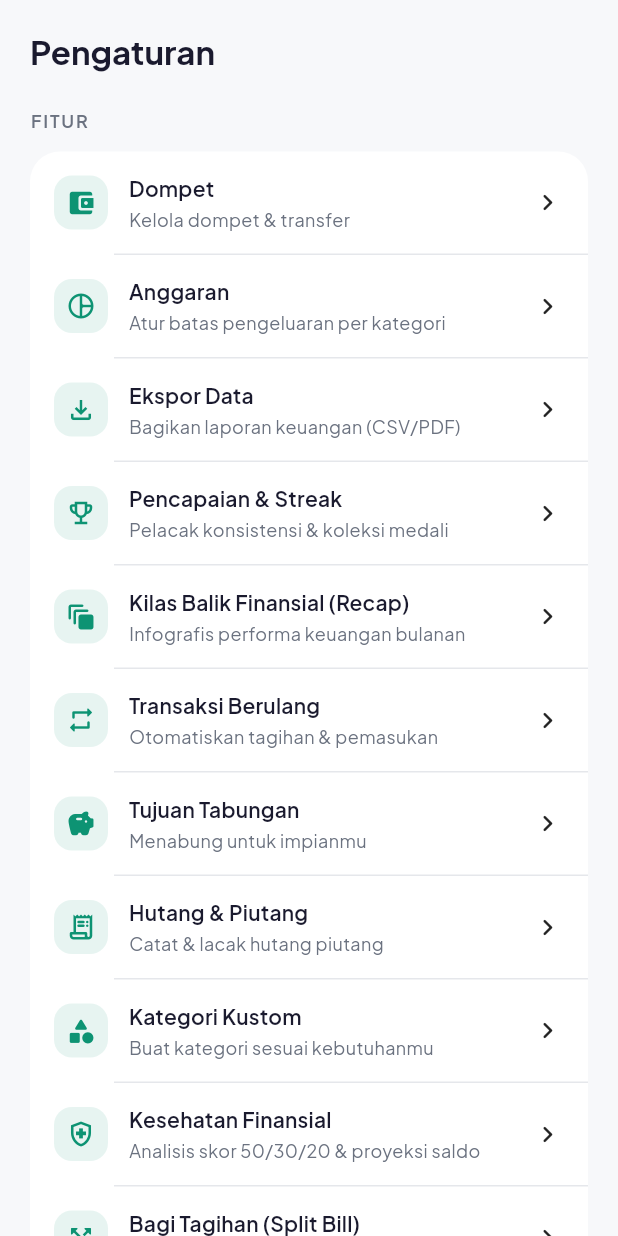
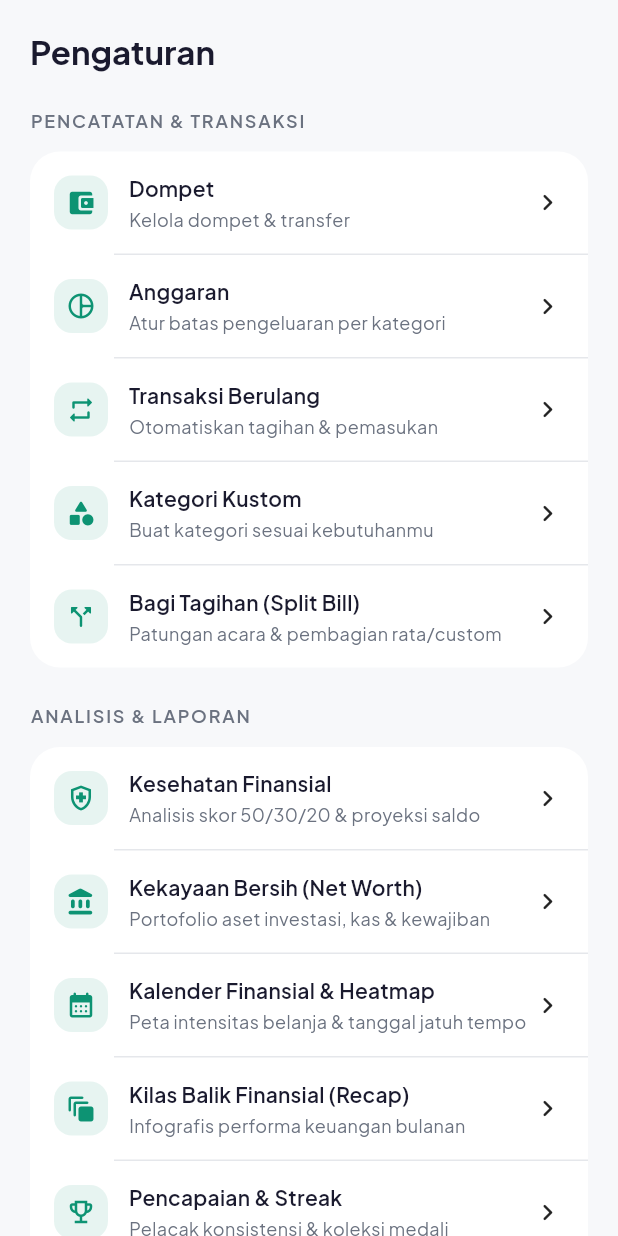
Before and after one commit to Fauzaro01/MyDuit, a Flutter app: the SettingsScreen widget shown alone on an empty page, opened directly, on a phone screen of 412 x 824 dp. Run offline on Flutter 3.47's test engine with Material 3 defaults, Android fonts, the phone set to English and light mode, and no system bars; drawn by our look-alikes of flutter_animate; our stand-ins replace firebase_analytics, firebase_core, firebase_crashlytics, fl_chart, flutter_local_notifications, google_sign_in and 7 more; missing offline and left inert: home_widget; accounts and stored records are empty; network calls fail.

Commit message:
feat: reorganize settings Fitur section into grouped categories
Split the flat 19-item feature list into 5 labeled groups
(Pencatatan & Transaksi, Analisis & Laporan, Perencanaan, Alat
Bantu, Data & Backup) so the settings page is easier to scan.
UI-only change, no logic touched.

```diff
--- a/lib/screens/settings_screen.dart
+++ b/lib/screens/settings_screen.dart
@@ -55,8 +55,8 @@ class SettingsScreen extends StatelessWidget {
           Text('Pengaturan', style: theme.textTheme.headlineMedium),
           const SizedBox(height: 24),
 
-          // Features section
-          _SectionHeader(title: 'Fitur'),
+          // Features — grouped by purpose so the long flat list is scannable
+          _SectionHeader(title: 'Pencatatan & Transaksi'),
           const SizedBox(height: 12),
           _SettingsCard(
             isDark: isDark,
@@ -88,11 +88,117 @@ class SettingsScreen extends StatelessWidget {
               ),
               const Divider(height: 1, indent: 56),
               _SettingsTile(
-                icon: Icons.file_download_outlined,
-                title: 'Ekspor Data',
-                subtitle: 'Bagikan laporan keuangan (CSV/PDF)',
-                trailing: const Icon(Icons.chevron_right_rounded, size: 22),
-                onTap: () => _showExportDialog(context),
+                icon: Icons.repeat_rounded,
+                title: 'Transaksi Berulang',
+                subtitle: 'Otomatiskan tagihan & pemasukan',
+                trailing: const Icon(Icons.chevron_right_rounded, size: 22),
+                onTap: () {
+                  Navigator.push(
+                    context,
+                    MaterialPageRoute(
+                      builder: (_) => const RecurringTransactionsScreen(),
+                    ),
+                  );
+                },
+              ),
+              const Divider(height: 1, indent: 56),
+              _SettingsTile(
+                icon: Icons.category_rounded,
+                title: 'Kategori Kustom',
+                subtitle: 'Buat kategori sesuai kebutuhanmu',
+                trailing: const Icon(Icons.chevron_right_rounded, size: 22),
+                onTap: () {
+                  Navigator.push(
+                    context,
+                    MaterialPageRoute(
+                      builder: (_) => const CustomCategoriesScreen(),
+                    ),
+                  );
+                },
+              ),
+              const Divider(height: 1, indent: 56),
+              _SettingsTile(
+                icon: Icons.call_split_rounded,
+                title: 'Bagi Tagihan (Split Bill)',
+                subtitle: 'Patungan acara & pembagian rata/custom',
+                trailing: const Icon(Icons.chevron_right_rounded, size: 22),
+                onTap: () {
+                  Navigator.push(
+                    context,
+                    MaterialPageRoute(
+                      builder: (_) => const SplitBillScreen(),
+                    ),
+                  );
+                },
+              ),
+            ],
+          ).animate().fadeIn(duration: 400.ms).slideY(begin: 0.05, end: 0),
+
+          const SizedBox(height: 24),
+
+          _SectionHeader(title: 'Analisis & Laporan'),
+          const SizedBox(height: 12),
+          _SettingsCard(
+            isDark: isDark,
+            children: [
+              _SettingsTile(
+                icon: Icons.health_and_safety_outlined,
+                title: 'Kesehatan Finansial',
+                subtitle: 'Analisis skor 50/30/20 & proyeksi saldo',
+                trailing: const Icon(Icons.chevron_right_rounded, size: 22),
+                onTap: () {
+                  Navigator.push(
+                    context,
+                    MaterialPageRoute(
+                      builder: (_) => const FinancialHealthScreen(),
+                    ),
+                  );
+                },
+              ),
+              const Divider(height: 1, indent: 56),
+              _SettingsTile(
+                icon: Icons.account_balance_rounded,
+                title: 'Kekayaan Bersih (Net Worth)',
+                subtitle: 'Portofolio aset investasi, kas & kewajiban',
+                trailing: const Icon(Icons.chevron_right_rounded, size: 22),
+                onTap: () {
+                  Navigator.push(
+                    context,
+                    MaterialPageRoute(
+                      builder: (_) => const NetWorthScreen(),
+                    ),
+                  );
+                },
+              ),
+              const Divider(height: 1, indent: 56),
+              _SettingsTile(
+                icon: Icons.calendar_month_rounded,
+                title: 'Kalender Finansial & Heatmap',
+                subtitle: 'Peta intensitas belanja & tanggal jatuh tempo',
+                trailing: const Icon(Icons.chevron_right_rounded, size: 22),
+                onTap: () {
+                  Navigator.push(
+                    context,
+                    MaterialPageRoute(
+                      builder: (_) => const FinancialCalendarScreen(),
+                    ),
+                  );
+                },
+              ),
+              const Divider(height: 1, indent: 56),
+              _SettingsTile(
+                icon: Icons.auto_awesome_motion_rounded,
+                title: 'Kilas Balik Finansial (Recap)',
+                subtitle: 'Infografis performa keuangan bulanan',
+                trailing: const Icon(Icons.chevron_right_rounded, size: 22),
+                onTap: () {
+                  Navigator.push(
+                    context,
+                    MaterialPageRoute(
+                      builder: (_) => const MonthlyRecapScreen(),
+                    ),
+                  );
+                },
               ),
               const Divider(height: 1, indent: 56),
               _SettingsTile(
@@ -111,35 +217,29 @@ class SettingsScreen extends StatelessWidget {
               ),
               const Divider(height: 1, indent: 56),
               _SettingsTile(
-                icon: Icons.auto_awesome_motion_rounded,
-                title: 'Kilas Balik Finansial (Recap)',
-                subtitle: 'Infografis performa keuangan bulanan',
+                icon: Icons.auto_awesome_rounded,
+                title: 'AI Financial Advisor',
+                subtitle: 'Deteksi anomali belanja & insight cerdas',
                 trailing: const Icon(Icons.chevron_right_rounded, size: 22),
                 onTap: () {
                   Navigator.push(
                     context,
                     MaterialPageRoute(
-                      builder: (_) => const MonthlyRecapScreen(),
+                      builder: (_) => const FinancialAdvisorScreen(),
                     ),
                   );
                 },
               ),
-              const Divider(height: 1, indent: 56),
-              _SettingsTile(
-                icon: Icons.repeat_rounded,
-                title: 'Transaksi Berulang',
-                subtitle: 'Otomatiskan tagihan & pemasukan',
-                trailing: const Icon(Icons.chevron_right_rounded, size: 22),
-                onTap: () {
-                  Navigator.push(
-                    context,
-                    MaterialPageRoute(
-                      builder: (_) => const RecurringTransactionsScreen(),
-                    ),
-                  );
-                },
-              ),
-              const Divider(height: 1, indent: 56),
+            ],
+          ).animate().fadeIn(duration: 400.ms).slideY(begin: 0.05, end: 0),
+
+          const SizedBox(height: 24),
+
+          _SectionHeader(title: 'Perencanaan'),
+          const SizedBox(height: 12),
+          _SettingsCard(
+            isDark: isDark,
+            children: [
               _SettingsTile(
                 icon: Icons.savings_rounded,
                 title: 'Tujuan Tabungan',
@@ -169,48 +269,59 @@ class SettingsScreen extends StatelessWidget {
               ),
               const Divider(height: 1, indent: 56),
               _SettingsTile(
-                icon: Icons.category_rounded,
-                title: 'Kategori Kustom',
-                subtitle: 'Buat kategori sesuai kebutuhanmu',
+                icon: Icons.subscriptions_rounded,
+                title: 'Langganan & Beban Tetap',
+                subtitle: 'Pantau tagihan rutin & rasio biaya tetap',
                 trailing: const Icon(Icons.chevron_right_rounded, size: 22),
                 onTap: () {
                   Navigator.push(
                     context,
                     MaterialPageRoute(
-                      builder: (_) => const CustomCategoriesScreen(),
+                      builder: (_) => const SubscriptionScreen(),
                     ),
                   );
                 },
               ),
-              const Divider(height: 1, indent: 56),
-              _SettingsTile(
-                icon: Icons.health_and_safety_outlined,
-                title: 'Kesehatan Finansial',
-                subtitle: 'Analisis skor 50/30/20 & proyeksi saldo',
+            ],
+          ).animate().fadeIn(duration: 400.ms).slideY(begin: 0.05, end: 0),
+
+          const SizedBox(height: 24),
+
+          _SectionHeader(title: 'Alat Bantu'),
+          const SizedBox(height: 12),
+          _SettingsCard(
+            isDark: isDark,
+            children: [
+              _SettingsTile(
+                icon: Icons.calculate_rounded,
+                title: 'Kalkulator Finansial',
+                subtitle: 'Simulasi mandiri — bunga majemuk, KPR, dana darurat & FIRE',
                 trailing: const Icon(Icons.chevron_right_rounded, size: 22),
                 onTap: () {
                   Navigator.push(
                     context,
                     MaterialPageRoute(
-                      builder: (_) => const FinancialHealthScreen(),
+                      builder: (_) => const FinancialCalculatorScreen(),
                     ),
                   );
                 },
               ),
-              const Divider(height: 1, indent: 56),
-              _SettingsTile(
-                icon: Icons.call_split_rounded,
-                title: 'Bagi Tagihan (Split Bill)',
-                subtitle: 'Patungan acara & pembagian rata/custom',
-                trailing: const Icon(Icons.chevron_right_rounded, size: 22),
-                onTap: () {
-                  Navigator.push(
-                    context,
-                    MaterialPageRoute(
-                      builder: (_) => const SplitBillScreen(),
-                    ),
-                  );
-                },
+            ],
+          ).animate().fadeIn(duration: 400.ms).slideY(begin: 0.05, end: 0),
+
+          const SizedBox(height: 24),
+
+          _SectionHeader(title: 'Data & Backup'),
+          const SizedBox(height: 12),
+          _SettingsCard(
+            isDark: isDark,
+            children: [
+              _SettingsTile(
+                icon: Icons.file_download_outlined,
+                title: 'Ekspor Data',
+                subtitle: 'Bagikan laporan keuangan (CSV/PDF)',
+                trailing: const Icon(Icons.chevron_right_rounded, size: 22),
+                onTap: () => _showExportDialog(context),
               ),
               const Divider(height: 1, indent: 56),
               _SettingsTile(
@@ -223,81 +334,6 @@ class SettingsScreen extends StatelessWidget {
                     context,
                     MaterialPageRoute(
                       builder: (_) => const DataMigrationScreen(),
-                    ),
-                  );
-                },
-              ),
-              const Divider(height: 1, indent: 56),
-              _SettingsTile(
-                icon: Icons.calendar_month_rounded,
-                title: 'Kalender Finansial & Heatmap',
-                subtitle: 'Peta intensitas belanja & tanggal jatuh tempo',
-                trailing: const Icon(Icons.chevron_right_rounded, size: 22),
-                onTap: () {
-                  Navigator.push(
-                    context,
-                    MaterialPageRoute(
-                      builder: (_) => const FinancialCalendarScreen(),
-                    ),
-                  );
-                },
-              ),
-              const Divider(height: 1, indent: 56),
-              _SettingsTile(
-                icon: Icons.subscriptions_rounded,
-                title: 'Langganan & Beban Tetap',
-                subtitle: 'Pantau tagihan rutin & rasio biaya tetap',
-                trailing: const Icon(Icons.chevron_right_rounded, size: 22),
-                onTap: () {
-                  Navigator.push(
-                    context,
-                    MaterialPageRoute(
-                      builder: (_) => const SubscriptionScreen(),
-                    ),
-                  );
-                },
-              ),
-              const Divider(height: 1, indent: 56),
-              _SettingsTile(
-                icon: Icons.account_balance_rounded,
-                title: 'Kekayaan Bersih (Net Worth)',
-                subtitle: 'Portofolio aset investasi, kas & kewajiban',
-                trailing: const Icon(Icons.chevron_right_rounded, size: 22),
-                onTap: () {
-                  Navigator.push(
-                    context,
-                    MaterialPageRoute(
-                      builder: (_) => const NetWorthScreen(),
-                    ),
-                  );
-                },
-              ),
-              const Divider(height: 1, indent: 56),
-              _SettingsTile(
-                icon: Icons.auto_awesome_rounded,
-                title: 'AI Financial Advisor',
-                subtitle: 'Deteksi anomali belanja & insight cerdas',
-                trailing: const Icon(Icons.chevron_right_rounded, size: 22),
-                onTap: () {
-                  Navigator.push(
-                    context,
-                    MaterialPageRoute(
-                      builder: (_) => const FinancialAdvisorScreen(),
-                    ),
-                  );
-                },
-              ),
-              const Divider(height: 1, indent: 56),
-              _SettingsTile(
-                icon: Icons.calculate_rounded,
-                title: 'Kalkulator Finansial',
-                subtitle: 'Simulasi bunga majemuk, pinjaman KPR, dana darurat & FIRE',
-                trailing: const Icon(Icons.chevron_right_rounded, size: 22),
-                onTap: () {
-                  Navigator.push(
-                    context,
-                    MaterialPageRoute(
-                      builder: (_) => const FinancialCalculatorScreen(),
                     ),
                   );
                 },
```
